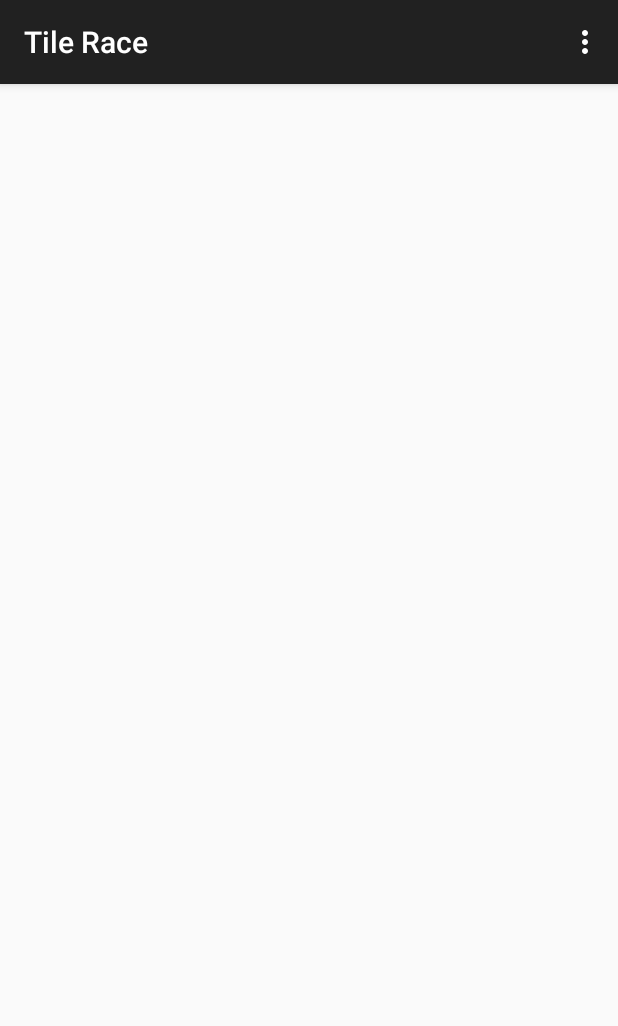
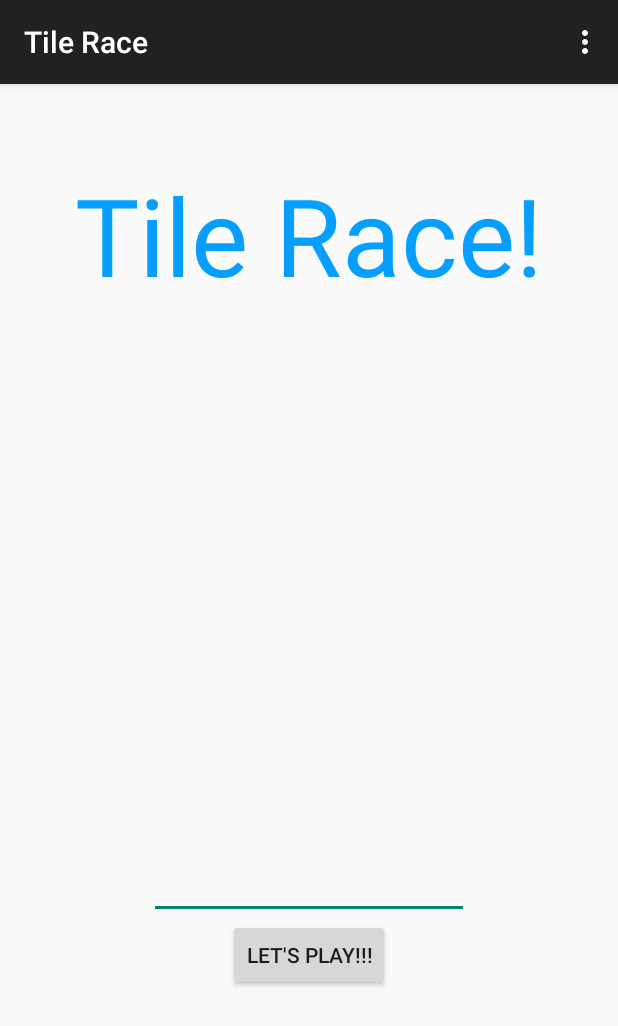
Before and after one commit to MrGeislinger/TileRace-Android, an Android app: the screen it shows after launch (TitleScreen), on a phone screen of 412 x 824 dp. Shown: the top 1026 px of the screen. Run offline under Robolectric (Android 15) with nearby library versions, the phone set to English and light mode, and no system bars.

Commit message:
Update title screen   - Added title, text input and start-game button.

```diff
--- a/app/src/main/res/layout/activity_title_screen.xml
+++ b/app/src/main/res/layout/activity_title_screen.xml
@@ -5,4 +5,34 @@
     android:paddingTop="@dimen/activity_vertical_margin"
     android:paddingBottom="@dimen/activity_vertical_margin" tools:context=".TitleScreen">
 
+    <Button
+        android:layout_width="wrap_content"
+        android:layout_height="wrap_content"
+        android:id="@+id/button_startGame"
+        android:layout_marginBottom="147dp"
+        android:layout_alignParentBottom="true"
+        android:layout_centerHorizontal="true"
+        android:text="@string/text_b_startGame" />
+
+    <EditText
+        android:layout_width="wrap_content"
+        android:layout_height="wrap_content"
+        android:inputType="textPersonName"
+        android:ems="10"
+        android:id="@+id/tv_playerName"
+        android:layout_above="@+id/button_startGame"
+        android:layout_centerHorizontal="true"
+        android:gravity="center_horizontal" />
+
+    <TextView
+        android:layout_width="wrap_content"
+        android:layout_height="wrap_content"
+        android:textAppearance="?android:attr/textAppearanceLarge"
+        android:text="@string/text_tv_gameTitle"
+        android:id="@+id/tv_gameTitle"
+        android:layout_alignParentTop="true"
+        android:layout_centerHorizontal="true"
+        android:layout_marginTop="36dp"
+        android:textSize="72dp"
+        android:textColor="#ff079fff" />
 </RelativeLayout>
--- a/app/src/main/res/values/strings.xml
+++ b/app/src/main/res/values/strings.xml
@@ -3,4 +3,6 @@
 
     <string name="hello_world">Hello world!</string>
     <string name="action_settings">Settings</string>
+    <string name="text_b_startGame">Let\'s Play!!!</string>
+    <string name="text_tv_gameTitle">Tile Race!</string>
 </resources>
```
